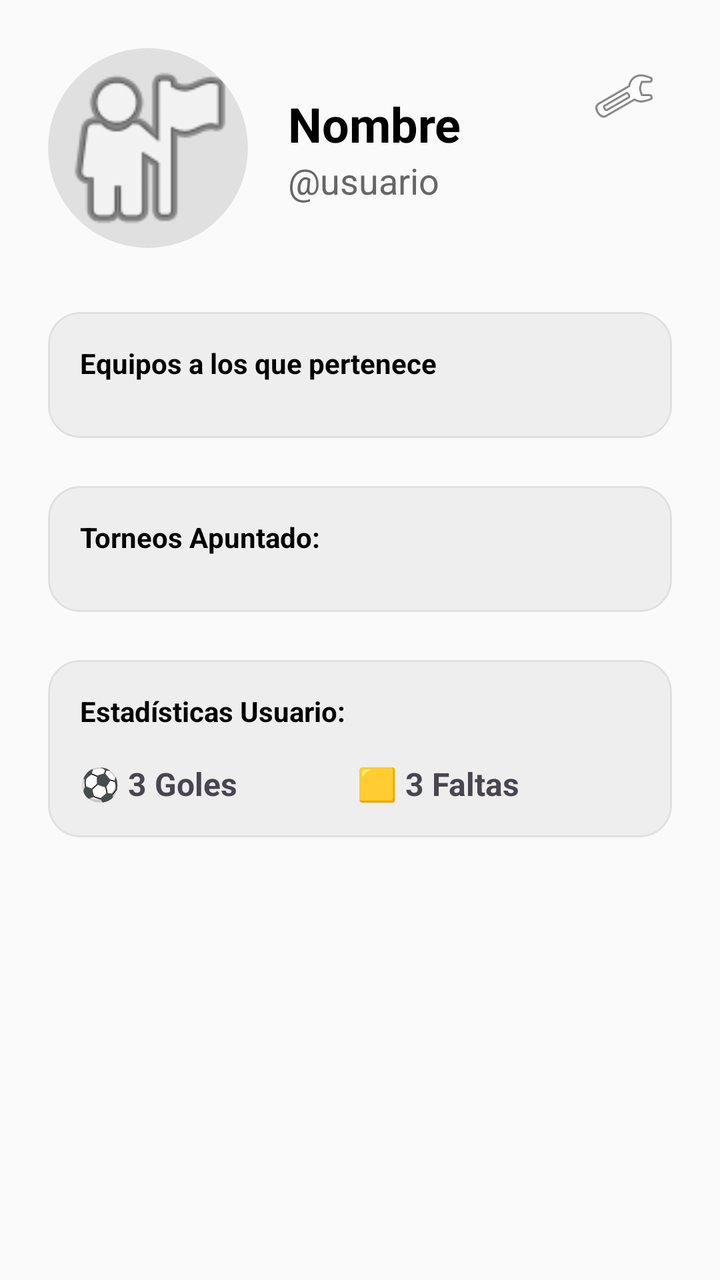
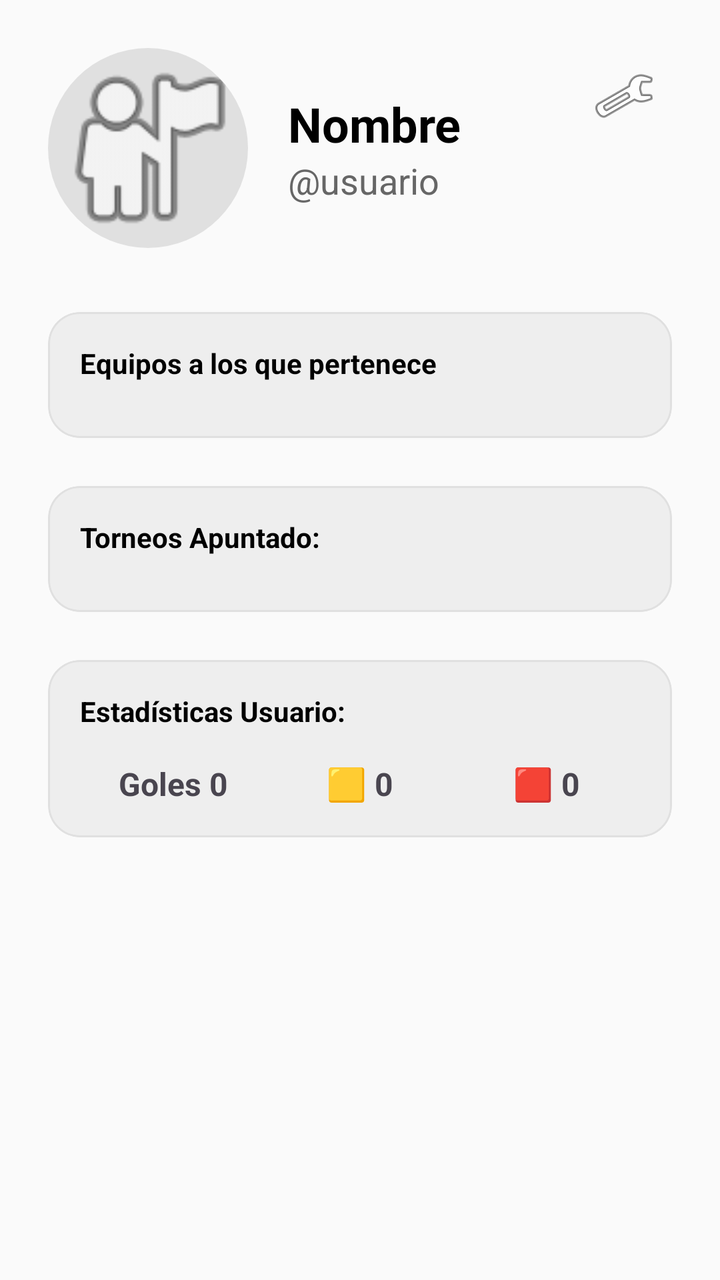

Two renders of the same Android screen: before a commit and after it. Below are the layout's source before the change and the commit's diff.
<!-- AndroidManifest.xml: application theme Theme.TournamentApp -->
<!-- res/layout/fragment_perfil.xml -->
<?xml version="1.0" encoding="utf-8"?>
<ScrollView xmlns:android="http://schemas.android.com/apk/res/android"
    xmlns:app="http://schemas.android.com/apk/res-auto"
    xmlns:tools="http://schemas.android.com/tools"
    android:layout_width="match_parent"
    android:layout_height="match_parent"
    android:id="@+id/perfilFr"
    android:background="#FAFAFA">

    <LinearLayout
        android:layout_width="match_parent"
        android:layout_height="wrap_content"
        android:orientation="vertical"
        android:padding="24dp">

        <androidx.constraintlayout.widget.ConstraintLayout
            android:layout_width="match_parent"
            android:layout_height="wrap_content"
            android:layout_marginBottom="32dp">

            <com.google.android.material.imageview.ShapeableImageView
                android:id="@+id/ivPerfilFoto"
                android:layout_width="100dp"
                android:layout_height="100dp"
                android:scaleType="centerCrop"
                android:background="#E0E0E0"
                android:src="@android:drawable/ic_menu_myplaces"
                app:shapeAppearanceOverlay="@style/CircleImageView"
                app:layout_constraintStart_toStartOf="parent"
                app:layout_constraintTop_toTopOf="parent" />

            <LinearLayout
                android:layout_width="0dp"
                android:layout_height="wrap_content"
                android:orientation="vertical"
                android:layout_marginStart="20dp"
                app:layout_constraintBottom_toBottomOf="@+id/ivPerfilFoto"
                app:layout_constraintEnd_toStartOf="@+id/btnAjustes"
                app:layout_constraintStart_toEndOf="@+id/ivPerfilFoto"
                app:layout_constraintTop_toTopOf="@+id/ivPerfilFoto">

                <TextView
                    android:id="@+id/tvNombre"
                    android:layout_width="wrap_content"
                    android:layout_height="wrap_content"
                    android:text="Nombre"
                    android:textSize="24sp"
                    android:textStyle="bold"
                    android:textColor="@color/black" />

                <TextView
                    android:id="@+id/tvUsername"
                    android:layout_width="wrap_content"
                    android:layout_height="wrap_content"
                    android:text="@usuario"
                    android:textSize="18sp"
                    android:textColor="#666666" />
            </LinearLayout>

            <ImageButton
                android:id="@+id/btnAjustes"
                android:layout_width="48dp"
                android:layout_height="48dp"
                android:background="?attr/selectableItemBackgroundBorderless"
                android:src="@android:drawable/ic_menu_manage"
                app:layout_constraintEnd_toEndOf="parent"
                app:layout_constraintTop_toTopOf="parent" />

        </androidx.constraintlayout.widget.ConstraintLayout>

        <com.google.android.material.card.MaterialCardView
            android:id="@+id/cvEquipos"
            android:layout_width="match_parent"
            android:layout_height="wrap_content"
            android:layout_marginBottom="24dp"
            app:cardCornerRadius="16dp"
            app:cardElevation="0dp"
            app:strokeWidth="1dp"
            app:strokeColor="#E0E0E0"
            app:cardBackgroundColor="#EEEEEE">

            <LinearLayout
                android:layout_width="match_parent"
                android:layout_height="wrap_content"
                android:orientation="vertical"
                android:padding="16dp">

                <TextView
                    android:layout_width="wrap_content"
                    android:layout_height="wrap_content"
                    android:text="Equipos a los que pertenece"
                    android:textStyle="bold"
                    android:textColor="@color/black"
                    android:layout_marginBottom="12dp"/>

                <androidx.recyclerview.widget.RecyclerView
                    android:id="@+id/rvEquiposPerfil"
                    android:layout_width="match_parent"
                    android:layout_height="wrap_content"
                    android:orientation="horizontal" />
            </LinearLayout>
        </com.google.android.material.card.MaterialCardView>

        <com.google.android.material.card.MaterialCardView
            android:id="@+id/cvTorneos"
            android:layout_width="match_parent"
            android:layout_height="wrap_content"
            android:layout_marginBottom="24dp"
            app:cardCornerRadius="16dp"
            app:cardElevation="0dp"
            app:strokeWidth="1dp"
            app:strokeColor="#E0E0E0"
            app:cardBackgroundColor="#EEEEEE">

            <LinearLayout
                android:layout_width="match_parent"
                android:layout_height="wrap_content"
                android:orientation="vertical"
                android:padding="16dp">

                <TextView
                    android:layout_width="wrap_content"
                    android:layout_height="wrap_content"
                    android:text="Torneos Apuntado:"
                    android:textStyle="bold"
                    android:textColor="@color/black"
                    android:layout_marginBottom="12dp"/>

                <androidx.recyclerview.widget.RecyclerView
                    android:id="@+id/rvTorneosPerfil"
                    android:layout_width="match_parent"
                    android:layout_height="wrap_content"
                    android:orientation="horizontal" />
            </LinearLayout>
        </com.google.android.material.card.MaterialCardView>

        <com.google.android.material.card.MaterialCardView
            android:id="@+id/cvEstadisticas"
            android:layout_width="match_parent"
            android:layout_height="wrap_content"
            android:layout_marginBottom="24dp"
            app:cardCornerRadius="16dp"
            app:cardElevation="0dp"
            app:strokeWidth="1dp"
            app:strokeColor="#E0E0E0"
            app:cardBackgroundColor="#EEEEEE">

            <LinearLayout
                android:layout_width="match_parent"
                android:layout_height="wrap_content"
                android:orientation="vertical"
                android:padding="16dp">

                <TextView
                    android:layout_width="wrap_content"
                    android:layout_height="wrap_content"
                    android:text="Estadísticas Usuario:"
                    android:textStyle="bold"
                    android:textColor="@color/black"
                    android:layout_marginBottom="16dp"/>

                <LinearLayout
                    android:layout_width="match_parent"
                    android:layout_height="wrap_content"
                    android:orientation="horizontal">

                    <TextView
                        android:id="@+id/tvGoles"
                        android:layout_width="wrap_content"
                        android:layout_height="wrap_content"
                        android:text="⚽ 3 Goles"
                        android:textSize="16sp"
                        android:textStyle="bold"
                        android:layout_weight="1"/>

                    <TextView
                        android:id="@+id/tvFaltas"
                        android:layout_width="wrap_content"
                        android:layout_height="wrap_content"
                        android:text="🟨 3 Faltas"
                        android:textSize="16sp"
                        android:textStyle="bold"
                        android:layout_weight="1"/>
                </LinearLayout>
            </LinearLayout>
        </com.google.android.material.card.MaterialCardView>

    </LinearLayout>
</ScrollView>
<!-- resources referenced by this layout -->
<resources>
  <color name="black">#FF000000</color>
  <style name="CircleImageView"><item name="cornerFamily">rounded</item><item name="cornerSize">50%</item></style>
  <style name="Theme.TournamentApp" parent="Base.Theme.TournamentApp" />
  <style name="Base.Theme.TournamentApp" parent="Theme.Material3.DayNight.NoActionBar">
          
          
      </style>
</resources>

<!-- the commit's change to res/layout/fragment_perfil.xml (unified diff, before → after) -->
@@ -162,25 +162,38 @@
                 <LinearLayout
                     android:layout_width="match_parent"
                     android:layout_height="wrap_content"
-                    android:orientation="horizontal">
+                    android:orientation="horizontal"
+                    android:weightSum="3">
 
                     <TextView
                         android:id="@+id/tvGoles"
-                        android:layout_width="wrap_content"
+                        android:layout_width="0dp"
                         android:layout_height="wrap_content"
-                        android:text="⚽ 3 Goles"
+                        android:layout_weight="1"
+                        android:text="Goles 0"
+                        android:gravity="center"
                         android:textSize="16sp"
-                        android:textStyle="bold"
-                        android:layout_weight="1"/>
+                        android:textStyle="bold" />
 
                     <TextView
-                        android:id="@+id/tvFaltas"
-                        android:layout_width="wrap_content"
+                        android:id="@+id/tvAmarillas"
+                        android:layout_width="0dp"
                         android:layout_height="wrap_content"
-                        android:text="🟨 3 Faltas"
+                        android:layout_weight="1"
+                        android:text="🟨 0"
+                        android:gravity="center"
                         android:textSize="16sp"
-                        android:textStyle="bold"
-                        android:layout_weight="1"/>
+                        android:textStyle="bold" />
+
+                    <TextView
+                        android:id="@+id/tvRojas"
+                        android:layout_width="0dp"
+                        android:layout_height="wrap_content"
+                        android:layout_weight="1"
+                        android:text="🟥 0"
+                        android:gravity="center"
+                        android:textSize="16sp"
+                        android:textStyle="bold" />
                 </LinearLayout>
             </LinearLayout>
         </com.google.android.material.card.MaterialCardView>
